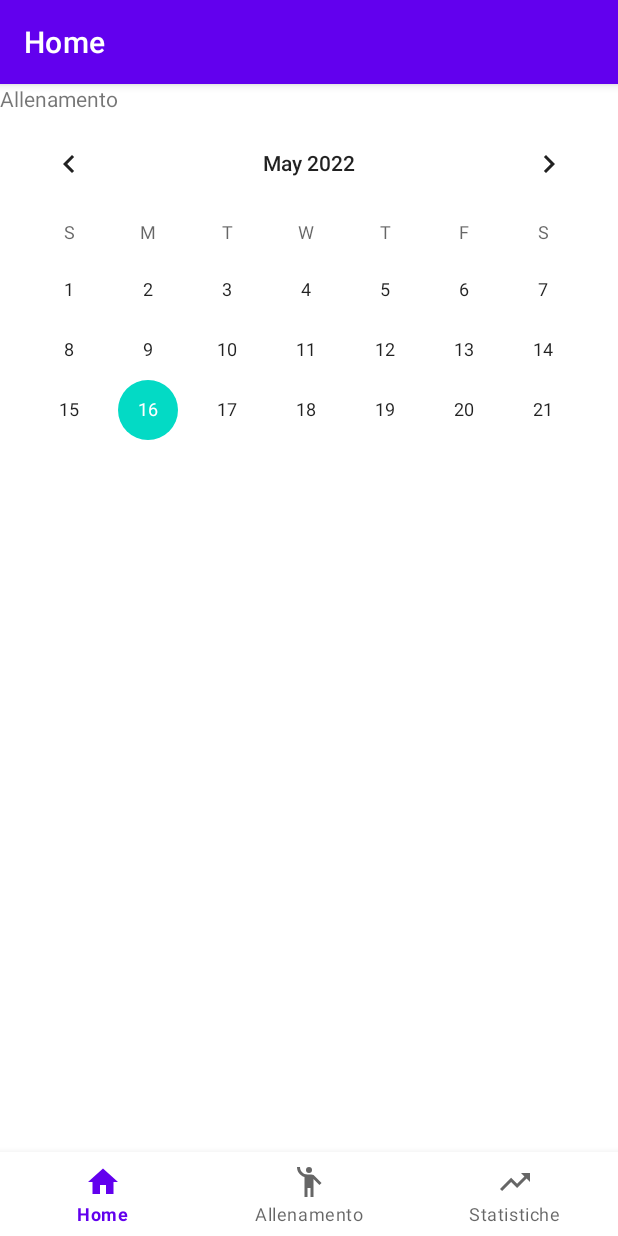
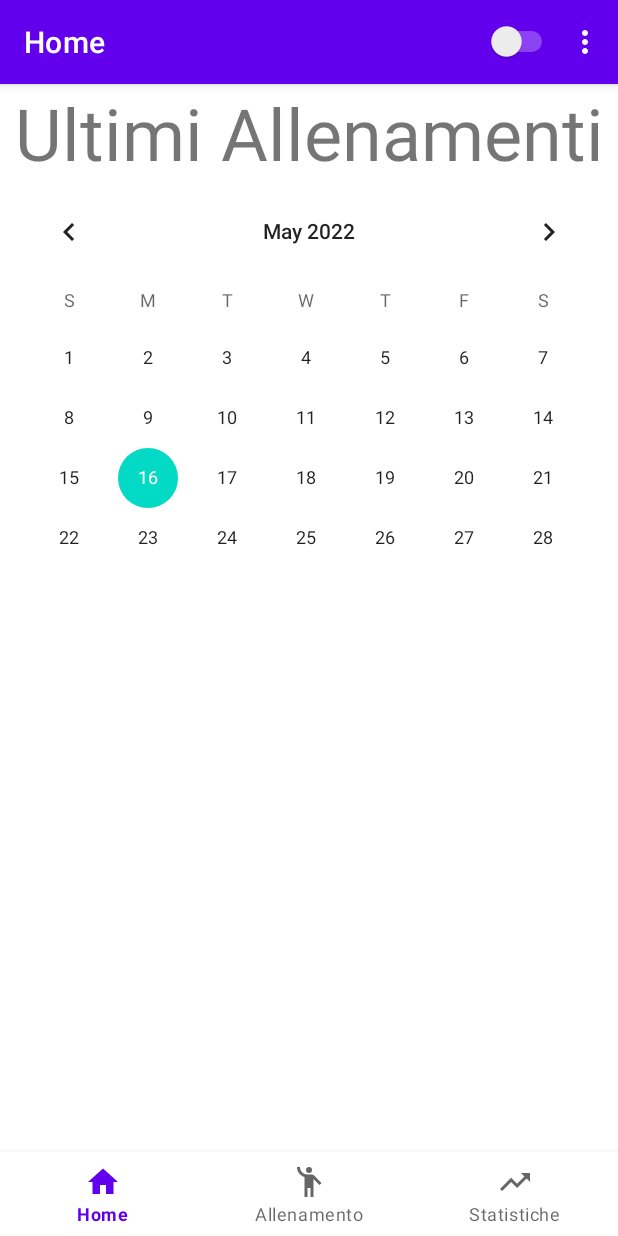
Before and after one commit to lucaruffolo/PDM_Project, an Android app: the screen it shows after launch (MainActivity), on a phone screen of 412 x 824 dp. Run offline under Robolectric (Android 15) with nearby library versions, the phone set to English and light mode, and no system bars; our stand-ins replace navigation-ui.

Commit message:
Update
Fix bottom menu
Added right menu
Start DarkLight mode

```diff
--- a/app/build.gradle
+++ b/app/build.gradle
@@ -25,6 +25,9 @@ android {
         sourceCompatibility JavaVersion.VERSION_1_8
         targetCompatibility JavaVersion.VERSION_1_8
     }
+    buildFeatures {
+        viewBinding true
+    }
 }
 
 dependencies {
--- a/app/src/main/AndroidManifest.xml
+++ b/app/src/main/AndroidManifest.xml
@@ -1,6 +1,6 @@
 <?xml version="1.0" encoding="utf-8"?>
 <manifest xmlns:android="http://schemas.android.com/apk/res/android"
-    package="com.example.pdm_project">
+    package="com.example.pdm_project" >
 
     <application
         android:allowBackup="true"
@@ -8,10 +8,10 @@
         android:label="@string/app_name"
         android:roundIcon="@mipmap/ic_launcher_round"
         android:supportsRtl="true"
-        android:theme="@style/Theme.PDM_Project">
+        android:theme="@style/Theme.PDM_Project" >
         <activity
             android:name=".MainActivity"
-            android:exported="true">
+            android:exported="true" >
             <intent-filter>
                 <action android:name="android.intent.action.MAIN" />
 
--- a/app/src/main/java/com/example/pdm_project/MainActivity.java
+++ b/app/src/main/java/com/example/pdm_project/MainActivity.java
@@ -1,21 +1,26 @@
 package com.example.pdm_project;
 
+import androidx.annotation.NonNull;
 import androidx.appcompat.app.AppCompatActivity;
-import androidx.fragment.app.Fragment;
 import androidx.navigation.NavController;
 import androidx.navigation.Navigation;
 import androidx.navigation.ui.AppBarConfiguration;
 import androidx.navigation.ui.NavigationUI;
 
 import android.os.Bundle;
-import android.widget.Button;
-import android.widget.CalendarView;
-import android.widget.TextView;
+import android.view.Menu;
+import android.view.MenuInflater;
+import android.view.MenuItem;
+import android.widget.CompoundButton;
+import android.widget.Switch;
+import android.widget.Toast;
 
 import com.google.android.material.bottomnavigation.BottomNavigationView;
 
 public class MainActivity extends AppCompatActivity {
 
+
+    public Switch modeSwitch;
     @Override
     protected void onCreate(Bundle savedInstanceState) {
         super.onCreate(savedInstanceState);
@@ -27,6 +32,33 @@ public class MainActivity extends AppCompatActivity {
 
         AppBarConfiguration appBarConfiguration = new AppBarConfiguration.Builder(R.id.firstFragment, R.id.secondFragment, R.id.thirdFragment).build();
         NavigationUI.setupActionBarWithNavController(this, navController, appBarConfiguration);
+        modeSwitch = (Switch) findViewById(R.id.modeDarkLight);
+   }
+
+    @Override
+    public boolean onCreateOptionsMenu(Menu menu) {
+        MenuInflater inflater = getMenuInflater();
+        inflater.inflate(R.menu.right_menu, menu);
+        return true;
+    }
+
+    @Override
+    public boolean onOptionsItemSelected(@NonNull MenuItem item) {
+        switch (item.getItemId()){
+            case R.id.menuRightItem:
+                showMessage("ITEM");
+                return true;
+            case R.id.menuRightInfo:
+                showMessage("INFO");
+                return true;
+            default:
+                return super.onOptionsItemSelected(item);
+        }
 
     }
+
+    private void showMessage(String message){
+        Toast.makeText(this, message, Toast.LENGTH_SHORT).show();
+    }
+
 }
--- a/app/src/main/res/layout/fragment_first.xml
+++ b/app/src/main/res/layout/fragment_first.xml
@@ -12,17 +12,17 @@
         android:orientation="vertical">
 
         <TextView
-            android:id="@+id/textAllenamento"
+            android:id="@+id/textView"
             android:layout_width="match_parent"
             android:layout_height="wrap_content"
-            android:text="@string/allenamento"
-            tools:textAlignment="center"
-            tools:textSize="60sp" />
+            android:text="Ultimi Allenamenti"
+            android:textAlignment="center"
+            android:textSize="48sp" />
 
         <CalendarView
             android:id="@+id/calendarView"
             android:layout_width="match_parent"
-            android:layout_height="221dp" />
+            android:layout_height="271dp" />
 
         <ImageView
             android:id="@+id/imageView"
--- a/app/src/main/res/layout/fragment_second.xml
+++ b/app/src/main/res/layout/fragment_second.xml
@@ -8,7 +8,8 @@
     <TextView
         android:id="@+id/textView3"
         android:layout_width="match_parent"
-        android:layout_height="244dp"
-        android:text="@string/seconda"
+        android:layout_height="wrap_content"
+        android:text="Allenamento"
+        android:textAlignment="center"
         android:textSize="60sp" />
 </FrameLayout>
--- a/app/src/main/res/layout/fragment_third.xml
+++ b/app/src/main/res/layout/fragment_third.xml
@@ -9,8 +9,9 @@
     <TextView
         android:id="@+id/textView3"
         android:layout_width="match_parent"
-        android:layout_height="244dp"
-        android:text="@string/terza"
+        android:layout_height="wrap_content"
+        android:text="Statistiche"
+        android:textAlignment="center"
         android:textSize="60sp" />
 
 </FrameLayout>
--- /dev/null
+++ b/app/src/main/res/layout/switch_item.xml
@@ -0,0 +1,11 @@
+<RelativeLayout
+    xmlns:android="http://schemas.android.com/apk/res/android"
+    android:layout_width="match_parent"
+    android:layout_height="match_parent">
+
+    <Switch
+        android:layout_width="wrap_content"
+        android:layout_height="wrap_content"
+        android:layout_centerHorizontal="true"
+        android:layout_centerVertical="true" />
+</RelativeLayout>
--- /dev/null
+++ b/app/src/main/res/menu/right_menu.xml
@@ -0,0 +1,19 @@
+<?xml version="1.0" encoding="utf-8"?>
+<menu xmlns:app="http://schemas.android.com/apk/res-auto"
+    xmlns:android="http://schemas.android.com/apk/res/android">
+
+    <item
+        android:id="@+id/modeDarkLight"
+        android:title="switch"
+        app:actionLayout="@layout/switch_item"
+        app:showAsAction="ifRoom" />
+    <item
+        android:id="@+id/menuRightItem"
+        android:title="item"
+        app:showAsAction="never" />
+
+    <item
+        android:id="@+id/menuRightInfo"
+        android:title="info" />
+
+</menu>
--- a/app/src/main/res/navigation/my_nav.xml
+++ b/app/src/main/res/navigation/my_nav.xml
@@ -20,4 +20,9 @@
         android:name="com.example.pdm_project.thirdFragment"
         android:label="Statistiche"
         tools:layout="@layout/fragment_third" />
+    <fragment
+        android:id="@+id/infoFragment"
+        android:name="com.example.pdm_project.InfoFragment"
+        android:label="fragment_info"
+        tools:layout="@layout/fragment_info" />
 </navigation>
--- /dev/null
+++ b/app/src/main/res/values-land/dimens.xml
@@ -0,0 +1,3 @@
+<resources>
+        <dimen name="fab_margin">48dp</dimen>
+    </resources>
--- a/app/src/main/res/values-night/themes.xml
+++ b/app/src/main/res/values-night/themes.xml
@@ -13,4 +13,5 @@
         <item name="android:statusBarColor" tools:targetApi="l">?attr/colorPrimaryVariant</item>
         <!-- Customize your theme here. -->
     </style>
+
 </resources>
--- /dev/null
+++ b/app/src/main/res/values-w1240dp/dimens.xml
@@ -0,0 +1,3 @@
+<resources>
+        <dimen name="fab_margin">200dp</dimen>
+    </resources>
--- /dev/null
+++ b/app/src/main/res/values-w600dp/dimens.xml
@@ -0,0 +1,3 @@
+<resources>
+        <dimen name="fab_margin">48dp</dimen>
+    </resources>
--- /dev/null
+++ b/app/src/main/res/values/dimens.xml
@@ -0,0 +1,3 @@
+<resources>
+        <dimen name="fab_margin">16dp</dimen>
+    </resources>
--- a/app/src/main/res/values/themes.xml
+++ b/app/src/main/res/values/themes.xml
@@ -13,4 +13,10 @@
         <item name="android:statusBarColor" tools:targetApi="l">?attr/colorPrimaryVariant</item>
         <!-- Customize your theme here. -->
     </style>
+    <style name="Theme.PDM_Project.NoActionBar">
+        <item name="windowActionBar">false</item>
+        <item name="windowNoTitle">true</item>
+    </style>
+    <style name="Theme.PDM_Project.AppBarOverlay" parent="ThemeOverlay.AppCompat.Dark.ActionBar" />
+    <style name="Theme.PDM_Project.PopupOverlay" parent="ThemeOverlay.AppCompat.Light" />
 </resources>
```
Also changed, not shown: app/src/main/res/layout/fragment_info.xml (added, +55 -0 lines), app/src/main/res/navigation/nav_graph.xml (added, +28 -0 lines), app/src/main/res/values/strings.xml (+13 -0 lines).
